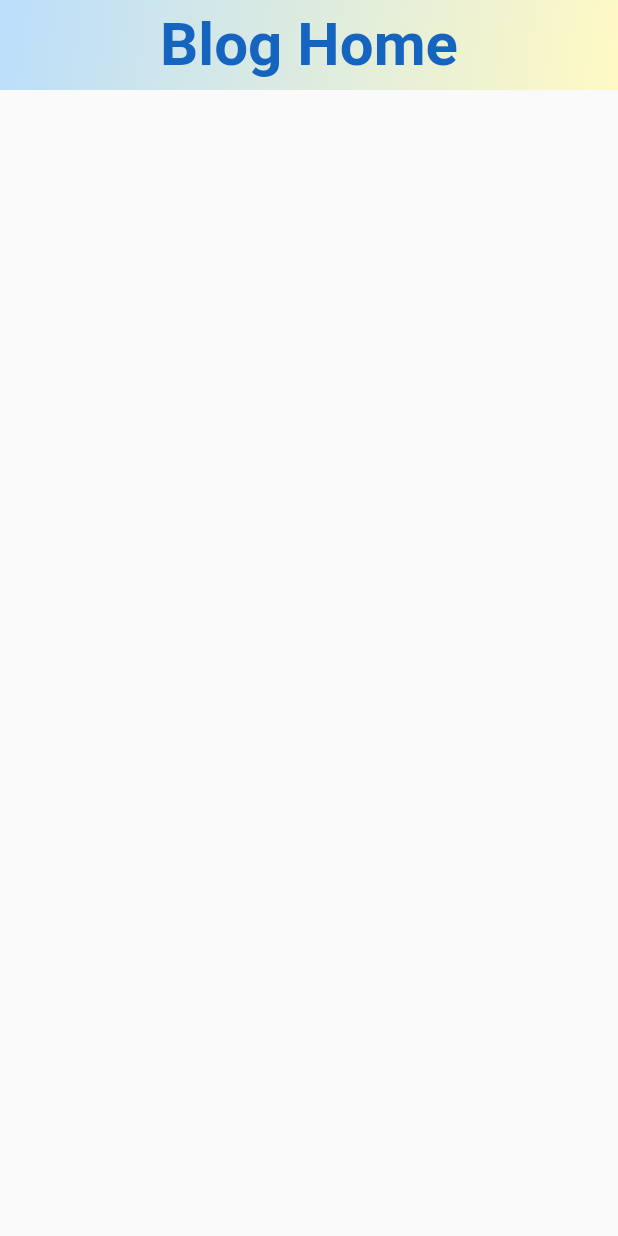
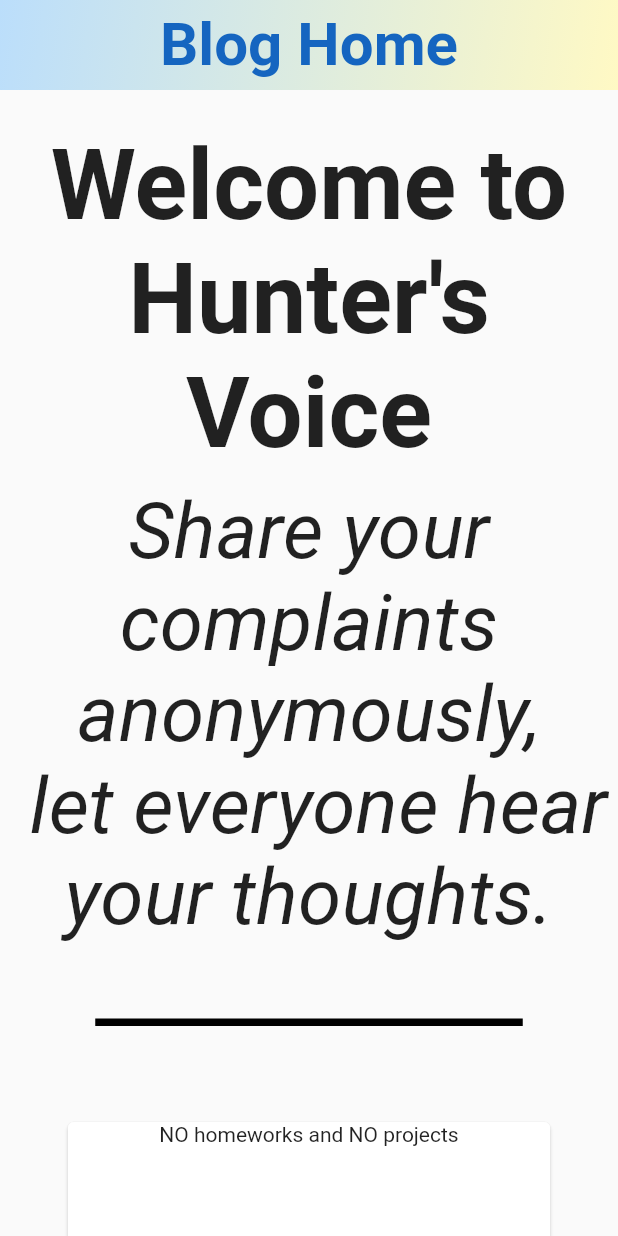
Before and after one commit to amahi2001/Hunter-Anonymous, a Flutter app: the screen it shows after launch, on a phone screen of 412 x 824 dp. Run offline on Flutter 3.47's test engine with Material 2 defaults, Android fonts, the phone set to English and light mode, and no system bars; our stand-ins replace firebase_core, google_fonts; accounts and stored records are empty; Roboto replaces fonts that are missing (Neuton); statements that could not run were skipped.

Commit message:
Added title and made a card

```diff
--- a/blog/lib/pages/home.dart
+++ b/blog/lib/pages/home.dart
@@ -6,15 +6,14 @@ class HomePage extends StatefulWidget {
 }
 
 class _HomePageState extends State<HomePage> {
-
   @override
   Widget build(BuildContext context) {
     return Scaffold(
         appBar: AppBar(
           //this creates an appbar at the top my page
-        title: Text('Blog Home',
-          style:
-            TextStyle(
+          title: Text(
+            'Blog Home',
+            style: TextStyle(
                 color: Colors.blue.shade800,
                 fontWeight: FontWeight.bold,
                 fontSize: 40),
@@ -28,17 +27,61 @@ class _HomePageState extends State<HomePage> {
                       colors: <Color>[
                 Colors.blue.shade100,
                 Colors.yellow.shade100,
-              ]
-              )
-          )
-        ),
+              ]))),
           centerTitle: true,
           elevation: 0, //shadow below the appBar
           toolbarHeight: 60,
         ),
         body: Column(
-
+          children: [
+            Padding(
+              padding: const EdgeInsets.only(top: 26),
+              child: Container(
+                width: MediaQuery.of(context).size.width,
+                child: Column(
+                  children: [
+                    Text(
+                      "Welcome to Hunter's Voice",
+                      textAlign: TextAlign.center,
+                      style: TextStyle(
+                        fontWeight: FontWeight.bold,
+                        fontSize: 65,
+                      ),
+                    ),
+                    SizedBox(height: 10),
+                    Text(
+                      "Share your complaints anonymously,\n let everyone hear your thoughts.",
+                      textAlign: TextAlign.center,
+                      style: TextStyle(
+                        fontStyle: FontStyle.italic,
+                        fontSize: 52,
+                      ),
+                    ),
+                    SizedBox(
+                      height: 50,
+                    ),
+                    Container(
+                      width: 285,
+                      decoration: BoxDecoration(
+                          border: Border(
+                              bottom:
+                                  BorderSide(color: Colors.black, width: 5))),
+                    ),
+                    SizedBox(height: 60),
+                    Container(
+                      width: 0.8 * MediaQuery.of(context).size.width,
+                      height: 400,
+                      child: Card(
+                        clipBehavior: Clip.antiAlias,
+                        child: Column(
+                            children: [Text("NO homeworks and NO projects")]),
+                      ),
                     )
-    );
+                  ],
+                ),
+              ),
+            )
+          ],
+        ));
   }
 }
```
Also changed, not shown: blog/pubspec.lock, 1 other file. Lines whose indentation alone changed are shown as unchanged.
